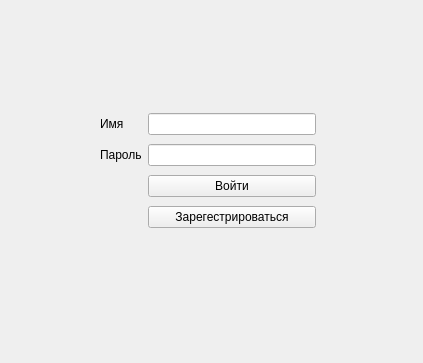
Above: Client/loginform.ui from YamatoCPP/Messenger before the change. Below: the same form after it.
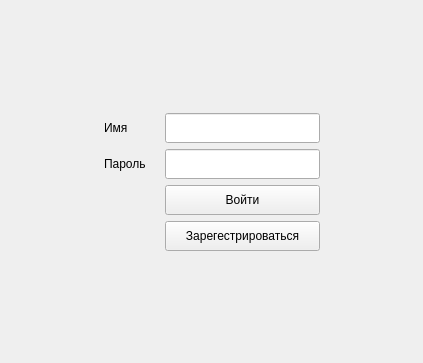
That is the form after the change. Icons and pictures are not drawn.

Patch:
```diff
--- a/Client/loginform.ui
+++ b/Client/loginform.ui
@@ -13,52 +13,172 @@
   <property name="windowTitle">
    <string>Form</string>
   </property>
-  <widget class="QWidget" name="layoutWidget">
-   <property name="geometry">
-    <rect>
-     <x>100</x>
-     <y>110</y>
-     <width>216</width>
-     <height>124</height>
-    </rect>
+  <property name="windowIcon">
+   <iconset>
+    <normaloff>Images/Icon.ico</normaloff>Images/Icon.ico</iconset>
    </property>
    <layout class="QGridLayout" name="gridLayout">
-    <item row="0" column="0">
+   <item row="0" column="2">
+    <spacer name="verticalSpacer">
+     <property name="orientation">
+      <enum>Qt::Vertical</enum>
+     </property>
+     <property name="sizeHint" stdset="0">
+      <size>
+       <width>20</width>
+       <height>95</height>
+      </size>
+     </property>
+    </spacer>
+   </item>
+   <item row="1" column="1">
      <widget class="QLabel" name="label">
+     <property name="sizePolicy">
+      <sizepolicy hsizetype="Fixed" vsizetype="Fixed">
+       <horstretch>0</horstretch>
+       <verstretch>0</verstretch>
+      </sizepolicy>
+     </property>
+     <property name="minimumSize">
+      <size>
+       <width>55</width>
+       <height>30</height>
+      </size>
+     </property>
       <property name="text">
        <string>Имя</string>
       </property>
      </widget>
     </item>
-    <item row="1" column="1">
-     <widget class="QLineEdit" name="lineEdit_2"/>
-    </item>
-    <item row="1" column="0">
+   <item row="1" column="2">
+    <widget class="QLineEdit" name="lineEdit">
+     <property name="sizePolicy">
+      <sizepolicy hsizetype="Fixed" vsizetype="Fixed">
+       <horstretch>0</horstretch>
+       <verstretch>0</verstretch>
+      </sizepolicy>
+     </property>
+     <property name="minimumSize">
+      <size>
+       <width>155</width>
+       <height>30</height>
+      </size>
+     </property>
+    </widget>
+   </item>
+   <item row="2" column="0" rowspan="2">
+    <spacer name="horizontalSpacer">
+     <property name="orientation">
+      <enum>Qt::Horizontal</enum>
+     </property>
+     <property name="sizeHint" stdset="0">
+      <size>
+       <width>86</width>
+       <height>20</height>
+      </size>
+     </property>
+    </spacer>
+   </item>
+   <item row="2" column="1">
      <widget class="QLabel" name="label_2">
+     <property name="sizePolicy">
+      <sizepolicy hsizetype="Fixed" vsizetype="Fixed">
+       <horstretch>0</horstretch>
+       <verstretch>0</verstretch>
+      </sizepolicy>
+     </property>
+     <property name="minimumSize">
+      <size>
+       <width>55</width>
+       <height>30</height>
+      </size>
+     </property>
       <property name="text">
        <string>Пароль</string>
       </property>
      </widget>
     </item>
-    <item row="0" column="1">
-     <widget class="QLineEdit" name="lineEdit"/>
-    </item>
-    <item row="2" column="1">
+   <item row="2" column="2">
+    <widget class="QLineEdit" name="lineEdit_2">
+     <property name="sizePolicy">
+      <sizepolicy hsizetype="Fixed" vsizetype="Fixed">
+       <horstretch>0</horstretch>
+       <verstretch>0</verstretch>
+      </sizepolicy>
+     </property>
+     <property name="minimumSize">
+      <size>
+       <width>155</width>
+       <height>30</height>
+      </size>
+     </property>
+    </widget>
+   </item>
+   <item row="2" column="3" rowspan="2">
+    <spacer name="horizontalSpacer_2">
+     <property name="orientation">
+      <enum>Qt::Horizontal</enum>
+     </property>
+     <property name="sizeHint" stdset="0">
+      <size>
+       <width>85</width>
+       <height>20</height>
+      </size>
+     </property>
+    </spacer>
+   </item>
+   <item row="3" column="2">
      <widget class="QPushButton" name="pushButton">
+     <property name="sizePolicy">
+      <sizepolicy hsizetype="Fixed" vsizetype="Fixed">
+       <horstretch>0</horstretch>
+       <verstretch>0</verstretch>
+      </sizepolicy>
+     </property>
+     <property name="minimumSize">
+      <size>
+       <width>155</width>
+       <height>30</height>
+      </size>
+     </property>
       <property name="text">
        <string>Войти</string>
       </property>
      </widget>
     </item>
-    <item row="3" column="1">
+   <item row="4" column="2">
      <widget class="QPushButton" name="pushButton_2">
+     <property name="sizePolicy">
+      <sizepolicy hsizetype="Fixed" vsizetype="Fixed">
+       <horstretch>0</horstretch>
+       <verstretch>0</verstretch>
+      </sizepolicy>
+     </property>
+     <property name="minimumSize">
+      <size>
+       <width>155</width>
+       <height>30</height>
+      </size>
+     </property>
       <property name="text">
        <string>Зарегестрироваться</string>
       </property>
      </widget>
     </item>
-   </layout>
-  </widget>
+   <item row="5" column="2">
+    <spacer name="verticalSpacer_2">
+     <property name="orientation">
+      <enum>Qt::Vertical</enum>
+     </property>
+     <property name="sizeHint" stdset="0">
+      <size>
+       <width>20</width>
+       <height>94</height>
+      </size>
+     </property>
+    </spacer>
+   </item>
+  </layout>
  </widget>
  <resources/>
  <connections/>
```
Lines whose indentation alone changed are shown as unchanged.
